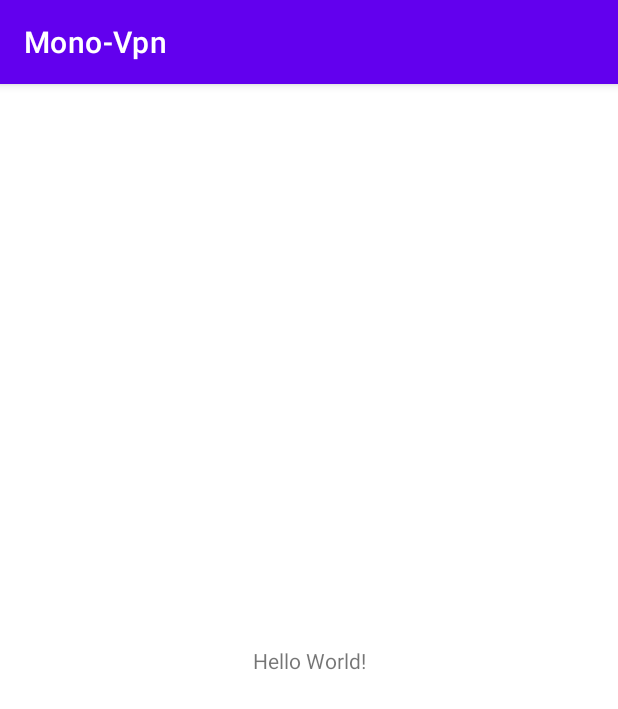
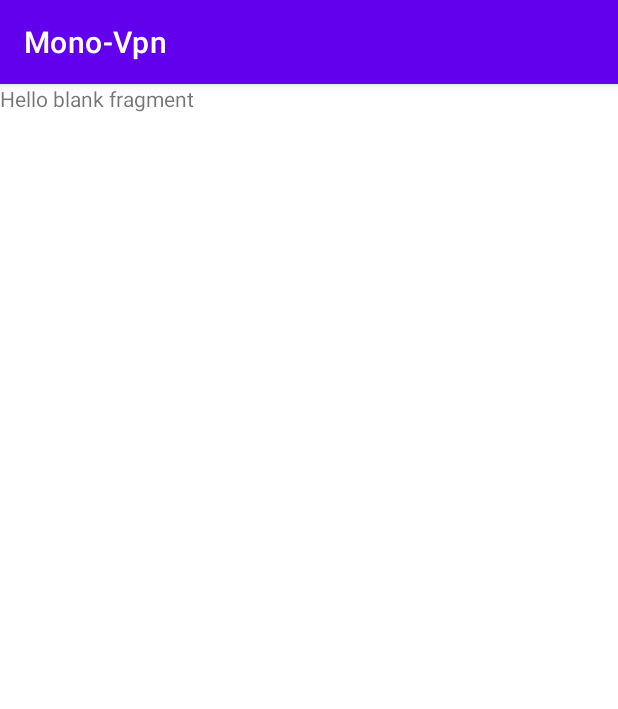
Before and after one commit to maxusan/Mono-Vpn, an Android app: the screen it shows after launch (MainActivity), on a phone screen of 412 x 824 dp. Shown: the top 709 px of the screen. Run offline under Robolectric (Android 15) with nearby library versions, the phone set to English and light mode, and no system bars.

Commit message:
update base structure

```diff
--- a/app/src/main/AndroidManifest.xml
+++ b/app/src/main/AndroidManifest.xml
@@ -14,7 +14,7 @@
         android:theme="@style/Theme.MonoVpn"
         tools:targetApi="31">
         <activity
-            android:name=".MainActivity"
+            android:name=".ui.MainActivity"
             android:exported="true">
             <intent-filter>
                 <action android:name="android.intent.action.MAIN" />
--- a/app/src/main/java/banana/code/mono_vpn/domain/ServerRepository.kt
+++ b/app/src/main/java/banana/code/mono_vpn/domain/ServerRepository.kt
@@ -4,4 +4,6 @@ package banana.code.mono_vpn.domain
  * Created by Maksym Kovalchuk on 06.08.2022.
  */
 interface ServerRepository {
+
+    fun getServersList(): List<Server>
 }
--- a/app/src/main/java/banana/code/mono_vpn/MainActivity.kt
+++ b/app/src/main/java/banana/code/mono_vpn/ui/MainActivity.kt
@@ -1,7 +1,8 @@
-package banana.code.mono_vpn
+package banana.code.mono_vpn.ui
 
 import androidx.appcompat.app.AppCompatActivity
 import android.os.Bundle
+import banana.code.mono_vpn.R
 
 class MainActivity : AppCompatActivity() {
     override fun onCreate(savedInstanceState: Bundle?) {
--- /dev/null
+++ b/app/src/main/java/banana/code/mono_vpn/ui/splash/SplashFragment.kt
@@ -0,0 +1,60 @@
+package banana.code.mono_vpn.ui.splash
+
+import android.os.Bundle
+import androidx.fragment.app.Fragment
+import android.view.LayoutInflater
+import android.view.View
+import android.view.ViewGroup
+import banana.code.mono_vpn.R
+
+// TODO: Rename parameter arguments, choose names that match
+// the fragment initialization parameters, e.g. ARG_ITEM_NUMBER
+private const val ARG_PARAM1 = "param1"
+private const val ARG_PARAM2 = "param2"
+
+/**
+ * A simple [Fragment] subclass.
+ * Use the [SplashFragment.newInstance] factory method to
+ * create an instance of this fragment.
+ */
+class SplashFragment : Fragment() {
+    // TODO: Rename and change types of parameters
+    private var param1: String? = null
+    private var param2: String? = null
+
+    override fun onCreate(savedInstanceState: Bundle?) {
+        super.onCreate(savedInstanceState)
+        arguments?.let {
+            param1 = it.getString(ARG_PARAM1)
+            param2 = it.getString(ARG_PARAM2)
+        }
+    }
+
+    override fun onCreateView(
+        inflater: LayoutInflater, container: ViewGroup?,
+        savedInstanceState: Bundle?
+    ): View? {
+        // Inflate the layout for this fragment
+        return inflater.inflate(R.layout.fragment_splash, container, false)
+    }
+
+    companion object {
+        /**
+         * Use this factory method to create a new instance of
+         * this fragment using the provided parameters.
+         *
+         * @param param1 Parameter 1.
+         * @param param2 Parameter 2.
+         * @return A new instance of fragment SplashFragment.
+         */
+        // TODO: Rename and change types and number of parameters
+        @JvmStatic
+        fun newInstance(param1: String, param2: String) =
+            SplashFragment().apply {
+                arguments = Bundle().apply {
+                    putString(ARG_PARAM1, param1)
+                    putString(ARG_PARAM2, param2)
+                }
+            }
+    }
+}
--- a/app/src/main/res/layout/activity_main.xml
+++ b/app/src/main/res/layout/activity_main.xml
@@ -4,15 +4,18 @@
     xmlns:tools="http://schemas.android.com/tools"
     android:layout_width="match_parent"
     android:layout_height="match_parent"
-    tools:context=".MainActivity">
+    tools:context=".ui.MainActivity">
 
-    <TextView
-        android:layout_width="wrap_content"
-        android:layout_height="wrap_content"
-        android:text="Hello World!"
+    <androidx.fragment.app.FragmentContainerView
+        android:id="@+id/nav_host_fragment"
+        android:name="androidx.navigation.fragment.NavHostFragment"
+        android:layout_width="0dp"
+        android:layout_height="0dp"
+        app:layout_constraintLeft_toLeftOf="parent"
+        app:layout_constraintRight_toRightOf="parent"
+        app:layout_constraintTop_toTopOf="parent"
         app:layout_constraintBottom_toBottomOf="parent"
-        app:layout_constraintEnd_toEndOf="parent"
-        app:layout_constraintStart_toStartOf="parent"
-        app:layout_constraintTop_toTopOf="parent" />
+        app:defaultNavHost="true"
+        app:navGraph="@navigation/nav_graph" />
 
 </androidx.constraintlayout.widget.ConstraintLayout>
--- /dev/null
+++ b/app/src/main/res/layout/fragment_splash.xml
@@ -0,0 +1,14 @@
+<?xml version="1.0" encoding="utf-8"?>
+<FrameLayout xmlns:android="http://schemas.android.com/apk/res/android"
+    xmlns:tools="http://schemas.android.com/tools"
+    android:layout_width="match_parent"
+    android:layout_height="match_parent"
+    tools:context=".ui.splash.SplashFragment">
+
+    <!-- TODO: Update blank fragment layout -->
+    <TextView
+        android:layout_width="match_parent"
+        android:layout_height="match_parent"
+        android:text="@string/hello_blank_fragment" />
+
+</FrameLayout>
--- /dev/null
+++ b/app/src/main/res/navigation/nav_graph.xml
@@ -0,0 +1,33 @@
+<?xml version="1.0" encoding="utf-8"?>
+<navigation xmlns:android="http://schemas.android.com/apk/res/android"
+    xmlns:app="http://schemas.android.com/apk/res-auto"
+    xmlns:tools="http://schemas.android.com/tools"
+    android:id="@+id/nav_graph"
+    app:startDestination="@id/splashFragment">
+
+    <fragment
+        android:id="@+id/splashFragment"
+        android:name="banana.code.mono_vpn.ui.splash.SplashFragment"
+        android:label="fragment_splash"
+        tools:layout="@layout/fragment_splash" >
+        <action
+            android:id="@+id/action_splashFragment_to_mainFragment"
+            app:destination="@id/mainFragment"
+            app:popUpTo="@id/mainFragment"
+            app:popUpToInclusive="true"/>
+    </fragment>
+    <fragment
+        android:id="@+id/mainFragment"
+        android:name="banana.code.mono_vpn.ui.main.MainFragment"
+        android:label="fragment_main"
+        tools:layout="@layout/fragment_main" >
+        <action
+            android:id="@+id/action_mainFragment_to_serversListFragment"
+            app:destination="@id/serversListFragment" />
+    </fragment>
+    <fragment
+        android:id="@+id/serversListFragment"
+        android:name="banana.code.mono_vpn.ui.serverslist.ServersListFragment"
+        android:label="fragment_servers_list"
+        tools:layout="@layout/fragment_servers_list" />
+</navigation>
--- a/app/src/main/res/values/strings.xml
+++ b/app/src/main/res/values/strings.xml
@@ -1,3 +1,5 @@
 <resources>
     <string name="app_name">Mono-Vpn</string>
+    <!-- TODO: Remove or change this placeholder text -->
+    <string name="hello_blank_fragment">Hello blank fragment</string>
 </resources>
```
Also changed, not shown: app/src/main/java/banana/code/mono_vpn/data/datasource/FirebaseDataSource.kt (added, +7 -0 lines), app/src/main/java/banana/code/mono_vpn/data/repository/ServerRepositoryImpl.kt (added, +14 -0 lines), app/src/main/java/banana/code/mono_vpn/domain/ServerUseCase.kt (+7 -1 lines), app/src/main/java/banana/code/mono_vpn/ui/AppViewModel.kt (added, +13 -0 lines), app/src/main/java/banana/code/mono_vpn/ui/main/MainFragment.kt (added, +60 -0 lines), app/src/main/java/banana/code/mono_vpn/ui/serverslist/ServersListFragment.kt (added, +60 -0 lines), app/src/main/res/layout/fragment_main.xml (added, +14 -0 lines), app/src/main/res/layout/fragment_servers_list.xml (added, +14 -0 lines).
